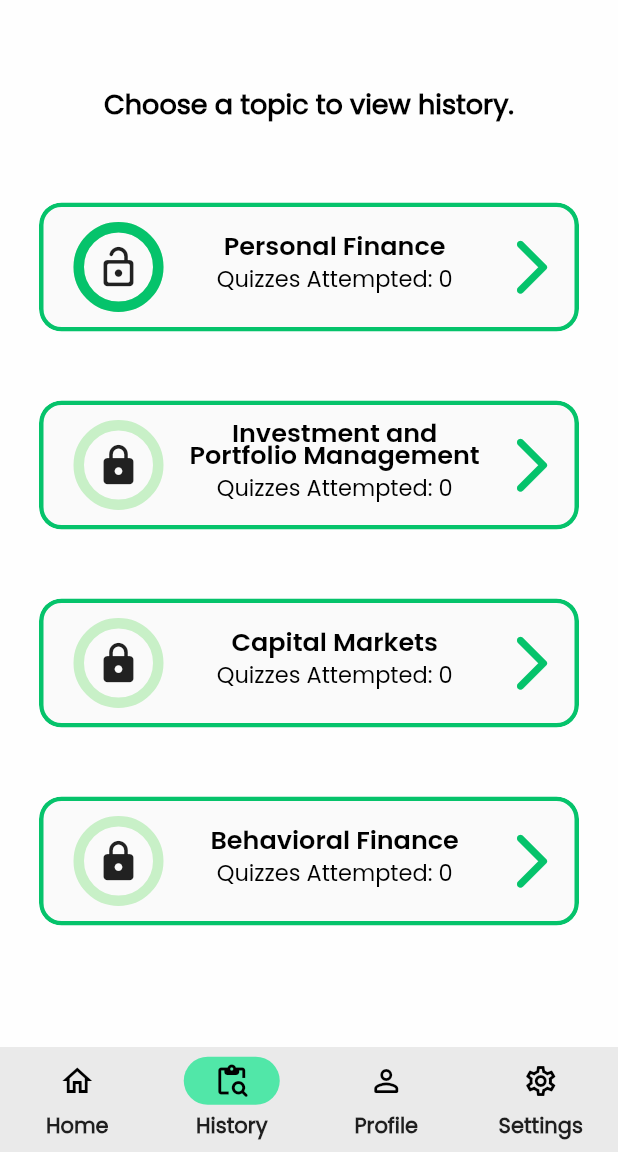
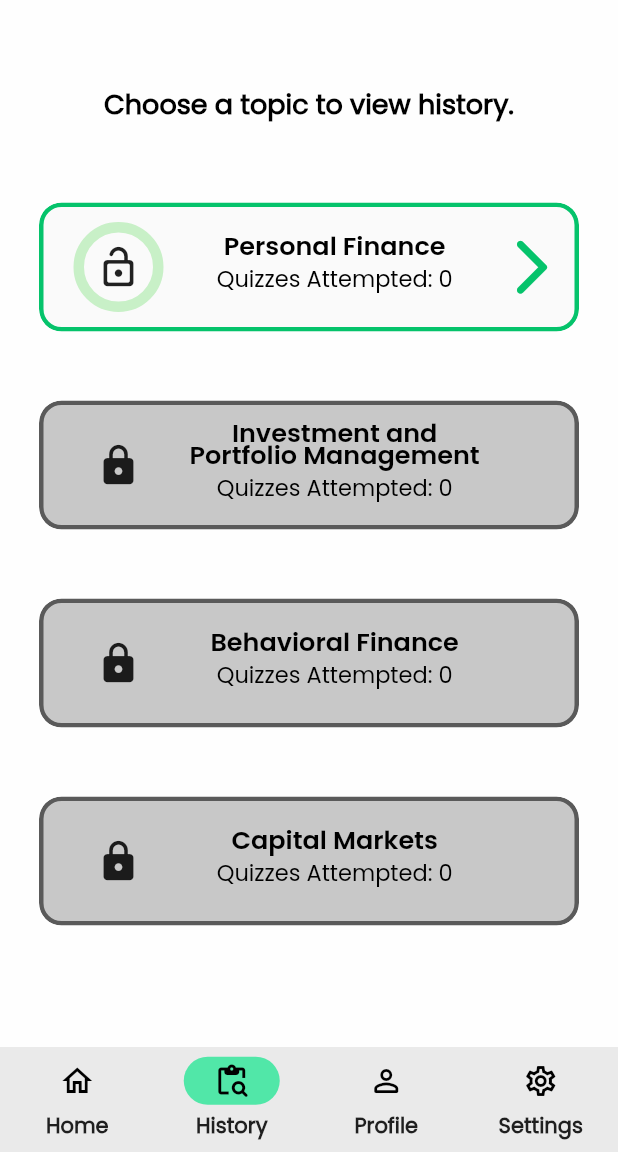
Before and after one commit to jelloalmoite/investor-quiz-app, a Flutter app: the screen it shows after launch, item 2 of the bottom bar chosen, on a phone screen of 412 x 824 dp, the part 84-1236 px from its top. Run offline on Flutter 3.47's test engine with Material 2 defaults, Android fonts, the phone set to English and light mode, and no system bars; drawn by our look-alikes of percent_indicator; our stand-ins replace animated_splash_screen, auto_size_text, hive, hive_flutter, page_transition, syncfusion_flutter_charts and 1 more; accounts and stored records are empty.

Commit message:
Category locking/unlocking & design response (historyCategory & profile)

```diff
--- a/lib/pages/historyCategory.dart
+++ b/lib/pages/historyCategory.dart
@@ -4,7 +4,7 @@ import 'package:percent_indicator/percent_indicator.dart';
 import 'package:hive/hive.dart';
 import 'package:hive_flutter/hive_flutter.dart';
 
-var cat1 = 0, cat2 = 0, cat3 = 0;
+var cat1 = 0, cat2 = 0, cat3 = 0, cat4 = 0;
 
 class HistoryPages extends StatefulWidget {
   const HistoryPages({Key? key}) : super(key: key);
@@ -14,6 +14,32 @@ class HistoryPages extends StatefulWidget {
 }
 
 class _HistoryPagesState extends State<HistoryPages> {
+  @override
+  void initState() {
+    final catlevel = Hive.box("Profile_data");
+    if (catlevel.isNotEmpty) {
+      cat1 = catlevel.get('Personal_FinancenumCorrect');
+      cat2 = catlevel.get('Investment_and_Portfolio_ManagementnumCorrect');
+      cat3 = catlevel.get('Behavioral_FinancenumCorrect');
+      cat4 = catlevel.get('Capital_MarketnumCorrect');
+    }
+    setState(() {
+      if (cat1 >= 100) {
+        cat1 = 100;
+      }
+      if (cat2 >= 100) {
+        cat2 = 100;
+      }
+      if (cat3 >= 100) {
+        cat3 = 100;
+      }
+      if (cat4 >= 100) {
+        cat4 = 100;
+      }
+    });
+    super.initState();
+  }
+
   //==========Category locking/unlocking
   categoryLock(String title, VoidCallback func) {
     if (title == 'Personal Finance') {
@@ -46,26 +72,24 @@ class _HistoryPagesState extends State<HistoryPages> {
     }
   }
 
-  @override
-  void initState() {
-    final catlevel = Hive.box("Profile_data");
-    if (catlevel.isNotEmpty) {
-      cat1 = catlevel.get('Personal_FinancenumCorrect');
-      cat2 = catlevel.get('Investment_and_Portfolio_ManagementnumCorrect');
-      cat3 = catlevel.get('Behavioral_FinancenumCorrect');
+  //==========Widget color change
+  widgetColor(String title, Color color, int grayColorNo) {
+    List<Color> grayColor = [
+      const Color.fromRGBO(200, 200, 200, 100),
+      const Color.fromRGBO(90, 90, 90, 100),
+      Colors.transparent
+    ];
+    if (title == 'Personal Finance') {
+      return color;
+    } else if (title == 'Investment and Portfolio Management' && cat1 >= 100) {
+      return color;
+    } else if (title == 'Behavioral Finance' && cat2 >= 100) {
+      return color;
+    } else if (title == 'Capital Markets' && cat3 >= 100) {
+      return color;
+    } else {
+      return grayColor[grayColorNo];
     }
-    setState(() {
-      if (cat1 >= 100) {
-        cat1 = 100;
-      }
-      if (cat2 >= 100) {
-        cat2 = 100;
-      }
-      if (cat3 >= 100) {
-        cat3 = 100;
-      }
-    });
-    super.initState();
   }
 
   //Category history builder
@@ -92,7 +116,8 @@ class _HistoryPagesState extends State<HistoryPages> {
                     center: cardIcon(title),
                     circularStrokeCap: CircularStrokeCap.round,
                     progressColor: const Color.fromRGBO(5, 195, 107, 100),
-                    backgroundColor: const Color.fromRGBO(83, 215, 80, 0.3),
+                    backgroundColor: widgetColor(
+                        title, const Color.fromRGBO(83, 215, 80, 0.3), 2),
                   ),
                 ),
               ),
@@ -130,20 +155,26 @@ class _HistoryPagesState extends State<HistoryPages> {
                   ),
                 ),
               ),
-              const Align(
-                alignment: Alignment(1.1, 1),
+              Align(
+                alignment: const Alignment(1.1, 1),
                 child: SizedBox(
                   height: 60,
-                  child: Icon(Icons.arrow_forward_ios_rounded,
-                      color: Color.fromRGBO(5, 195, 107, 100), size: 45),
+                  child: Icon(
+                    Icons.arrow_forward_ios_rounded,
+                    color: widgetColor(
+                        title, const Color.fromRGBO(5, 195, 107, 100), 2),
+                    size: 45,
+                  ),
                 ),
               ),
             ],
           ),
           decoration: BoxDecoration(
+            color: widgetColor(title, Colors.transparent, 0),
             borderRadius: BorderRadius.circular(15),
             border: Border.all(
-              color: const Color.fromRGBO(5, 195, 107, 50),
+              color:
+                  widgetColor(title, const Color.fromRGBO(5, 195, 107, 50), 1),
               width: 3,
             ),
           ),
@@ -199,7 +230,7 @@ class _HistoryPagesState extends State<HistoryPages> {
 
                 //============Personal Finance
                 history(
-                    100 / 100,
+                    cat1 / 100,
                     'Personal Finance',
                     Hive.box("Personal_Finance").length,
                     context,
@@ -215,7 +246,7 @@ class _HistoryPagesState extends State<HistoryPages> {
 
                 //============Investment and Portfolio Management
                 history(
-                    cat1 / 100,
+                    cat2 / 100,
                     'Investment and Portfolio Management',
                     Hive.box("Investment_and_Portfolio_Management").length,
                     context,
@@ -236,19 +267,19 @@ class _HistoryPagesState extends State<HistoryPages> {
                   }
                 }),
 
-                //============Capital Markets
+                //============Behavioral Finance
                 history(
-                    cat2 / 100,
-                    'Capital Markets',
-                    Hive.box("Capital_Market").length,
+                    cat4 / 100,
+                    'Behavioral Finance',
+                    Hive.box("Behavioral_Finance").length,
                     context,
-                    'Capital_Market', () {
+                    'Behavioral_Finance', () {
                   if (cat2 >= 100) {
                     Navigator.push(
                       context,
                       MaterialPageRoute(
                           builder: (context) => const HistoryPage(
-                                category: "Investment_and_Portfolio_Management",
+                                category: "Behavioral_Finance",
                               )),
                     );
                   } else {
@@ -259,19 +290,19 @@ class _HistoryPagesState extends State<HistoryPages> {
                   }
                 }),
 
-                //============Behavioral Finance
+                //============Capital Markets
                 history(
                     cat3 / 100,
-                    'Behavioral Finance',
-                    Hive.box("Behavioral_Finance").length,
+                    'Capital Markets',
+                    Hive.box("Capital_Market").length,
                     context,
-                    'Behavioral_Finance', () {
+                    'Capital_Market', () {
                   if (cat3 >= 100) {
                     Navigator.push(
                       context,
                       MaterialPageRoute(
                           builder: (context) => const HistoryPage(
-                                category: "Investment_and_Portfolio_Management",
+                                category: "Capital_Market",
                               )),
                     );
                   } else {
```
Also changed, not shown: lib/pages/profile.dart (+66 -6 lines).
